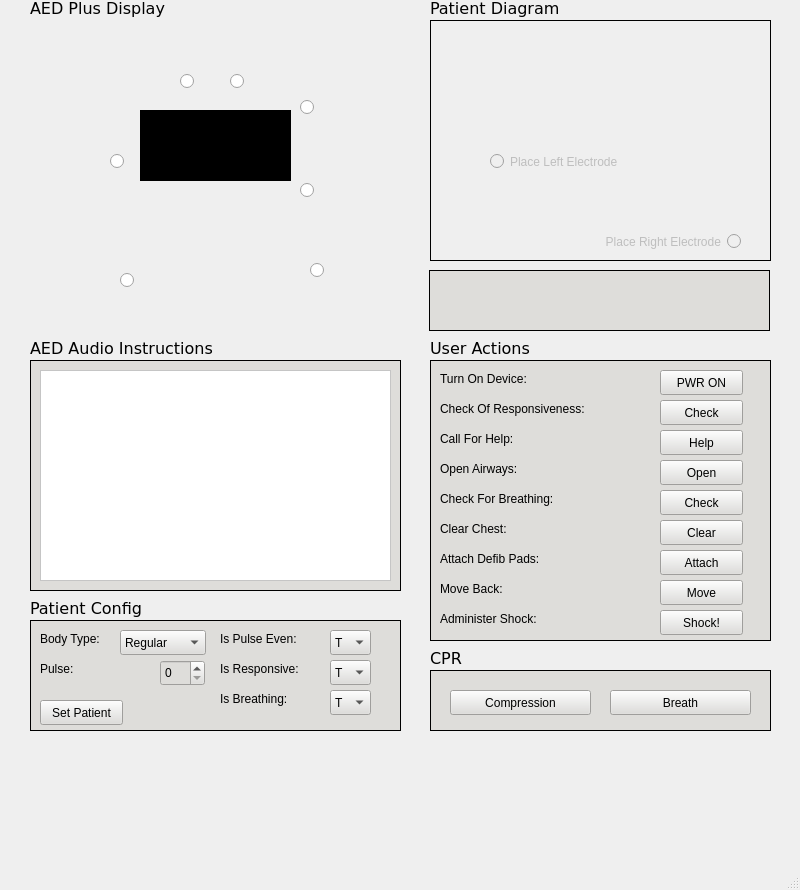
Before: the Qt Designer form mainwindow.ui in sfahimanwar/COMP3004-Project-Team-20, drawn with Qt 5.
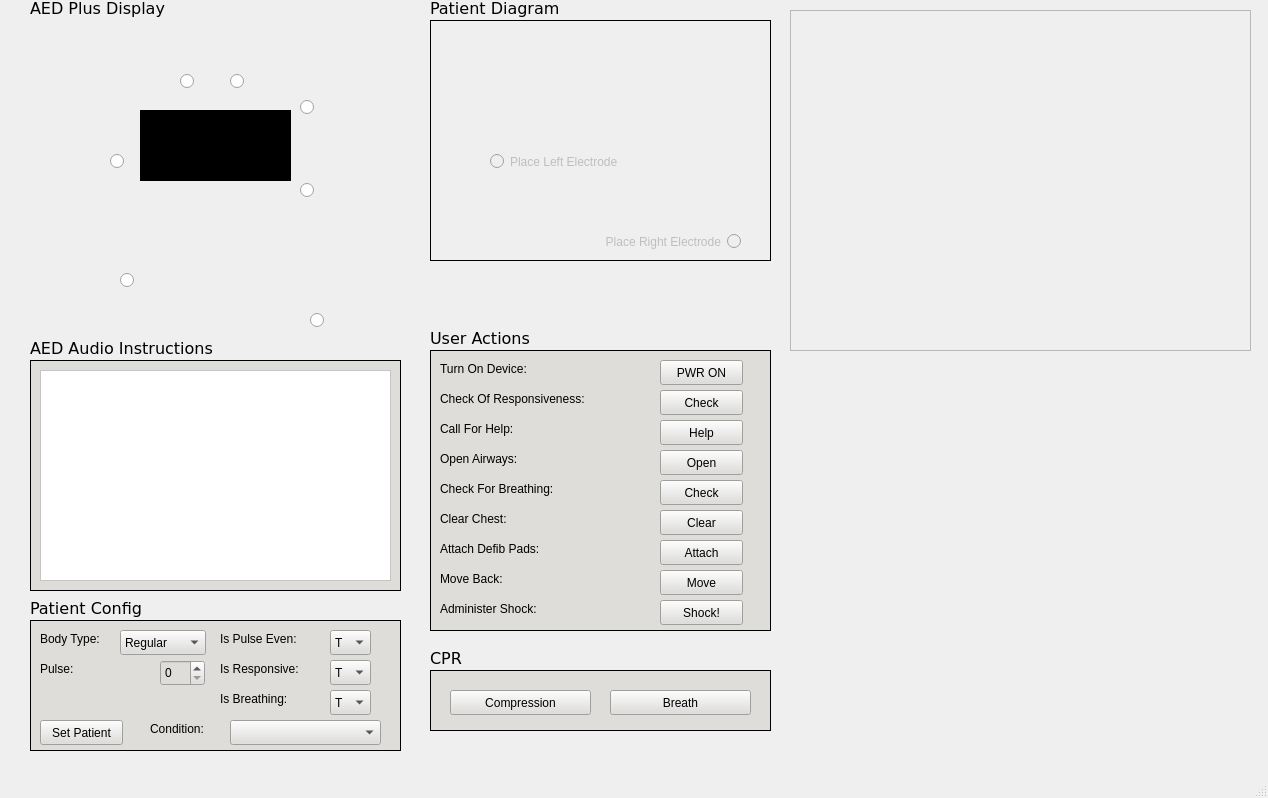
After: the same form once the commit is applied. Icons and pictures are not drawn.

Commit message: added graph pictures and patient conditions

The edit to the form file:
```diff
--- a/mainwindow.ui
+++ b/mainwindow.ui
@@ -6,8 +6,8 @@
    <rect>
     <x>0</x>
     <y>0</y>
-    <width>800</width>
-    <height>890</height>
+    <width>1268</width>
+    <height>798</height>
    </rect>
   </property>
   <property name="windowTitle">
@@ -169,7 +169,7 @@
       <x>30</x>
       <y>620</y>
       <width>371</width>
-      <height>111</height>
+      <height>131</height>
      </rect>
     </property>
     <property name="styleSheet">
@@ -307,7 +307,7 @@
      <property name="geometry">
       <rect>
        <x>10</x>
-       <y>80</y>
+       <y>100</y>
        <width>83</width>
        <height>25</height>
       </rect>
@@ -349,53 +349,38 @@
       <string>Is Breathing:</string>
      </property>
     </widget>
-   </widget>
-   <widget class="QFrame" name="ecgFrame">
-    <property name="geometry">
-     <rect>
-      <x>429</x>
-      <y>270</y>
-      <width>341</width>
-      <height>61</height>
-     </rect>
-    </property>
-    <property name="styleSheet">
-     <string notr="true">background-color: rgb(222, 221, 218);</string>
-    </property>
-    <property name="frameShape">
-     <enum>QFrame::StyledPanel</enum>
-    </property>
-    <property name="frameShadow">
-     <enum>QFrame::Raised</enum>
-    </property>
-    <widget class="QLabel" name="ecgLabel">
+    <widget class="QLabel" name="isResponsiveLabel_3">
      <property name="geometry">
       <rect>
-       <x>0</x>
-       <y>0</y>
-       <width>341</width>
-       <height>61</height>
+       <x>120</x>
+       <y>100</y>
+       <width>91</width>
+       <height>17</height>
       </rect>
      </property>
-     <property name="autoFillBackground">
-      <bool>false</bool>
-     </property>
-     <property name="frameShape">
-      <enum>QFrame::Box</enum>
-     </property>
      <property name="text">
+      <string>Condition:</string>
+     </property>
+    </widget>
+    <widget class="QComboBox" name="conditionBox">
+     <property name="geometry">
+      <rect>
+       <x>200</x>
+       <y>100</y>
+       <width>151</width>
+       <height>25</height>
+      </rect>
+     </property>
+     <property name="currentText">
       <string/>
      </property>
-     <property name="scaledContents">
-      <bool>true</bool>
-     </property>
     </widget>
    </widget>
    <widget class="QLabel" name="userActionsLabel">
     <property name="geometry">
      <rect>
       <x>430</x>
-      <y>340</y>
+      <y>330</y>
       <width>191</width>
       <height>17</height>
      </rect>
@@ -414,7 +399,7 @@
     <property name="geometry">
      <rect>
       <x>430</x>
-      <y>360</y>
+      <y>350</y>
       <width>341</width>
       <height>281</height>
      </rect>
@@ -866,7 +851,7 @@
     <property name="geometry">
      <rect>
       <x>310</x>
-      <y>240</y>
+      <y>290</y>
       <width>191</width>
       <height>61</height>
      </rect>
@@ -929,6 +914,22 @@
      </property>
     </widget>
    </widget>
+   <widget class="QFrame" name="horizontalFrame">
+    <property name="geometry">
+     <rect>
+      <x>790</x>
+      <y>10</y>
+      <width>461</width>
+      <height>341</height>
+     </rect>
+    </property>
+    <property name="frameShape">
+     <enum>QFrame::StyledPanel</enum>
+    </property>
+    <property name="frameShadow">
+     <enum>QFrame::Raised</enum>
+    </property>
+   </widget>
    <zorder>patientFrame</zorder>
    <zorder>aedAudioFrame</zorder>
    <zorder>aedDisplay</zorder>
@@ -937,7 +938,6 @@
    <zorder>aedAudioLabel</zorder>
    <zorder>configLabel</zorder>
    <zorder>configFrame</zorder>
-   <zorder>ecgFrame</zorder>
    <zorder>userActionsLabel</zorder>
    <zorder>userActionsFrame</zorder>
    <zorder>cprLabel</zorder>
@@ -952,13 +952,14 @@
    <zorder>padState</zorder>
    <zorder>noTouchState</zorder>
    <zorder>cprState</zorder>
+   <zorder>horizontalFrame</zorder>
   </widget>
   <widget class="QMenuBar" name="menubar">
    <property name="geometry">
     <rect>
      <x>0</x>
      <y>0</y>
-     <width>800</width>
+     <width>1268</width>
      <height>22</height>
     </rect>
    </property>
```
The commit also changes 10 other files.
